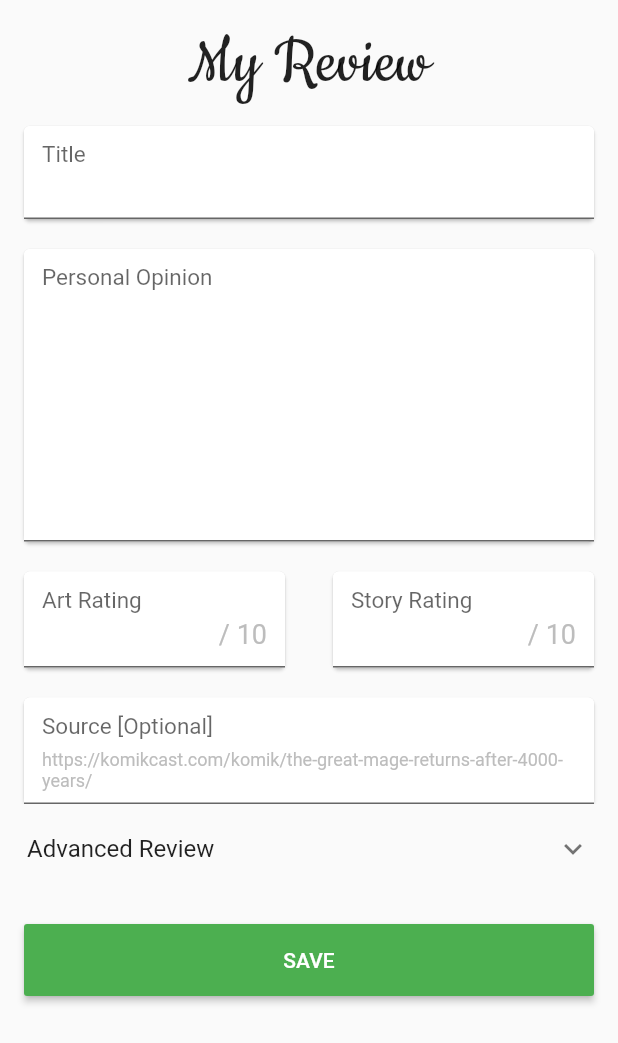
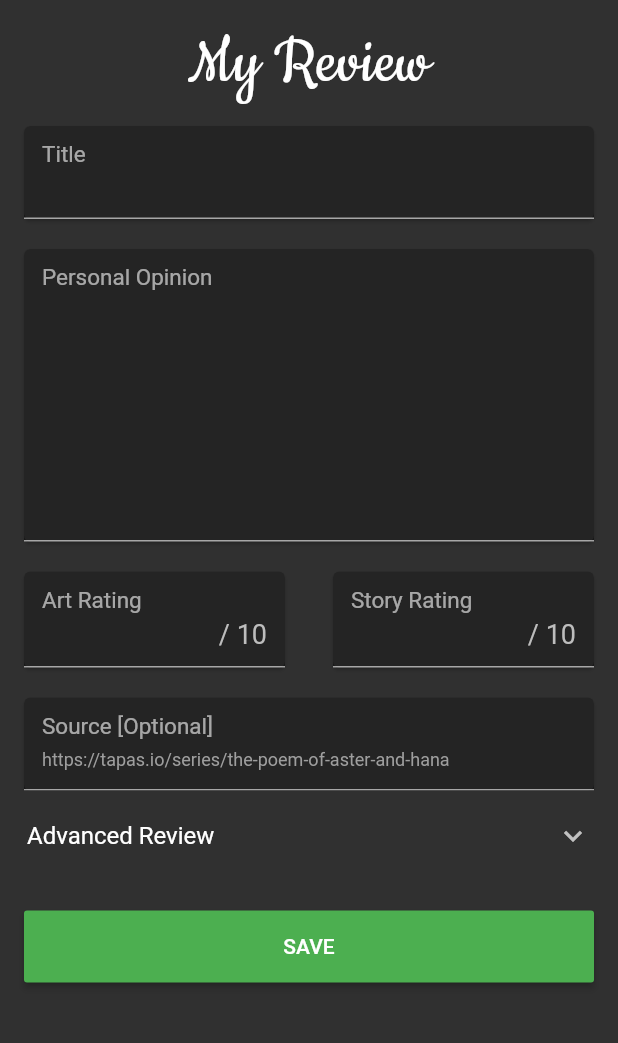
Before and after one commit to Sayutizxc/review_app, a Flutter app: the screen it shows after launch, after a tap on the "add" icon, on a phone screen of 412 x 824 dp. Shown: the top 1043 px of the screen. Run offline on Flutter 3.47's test engine with Material 2 defaults, Android fonts, the phone set to English and light mode, and no system bars; drawn by our look-alikes of expansion_tile_card; our stand-ins replace get, get_storage; missing offline and left inert: flutter_webview_plugin.

Commit message:
Update theme to dark mode

```diff
--- a/lib/main.dart
+++ b/lib/main.dart
@@ -8,6 +8,9 @@ void main() async {
   runApp(GetMaterialApp(
     debugShowCheckedModeBanner: false,
     defaultTransition: Transition.fade,
+    theme: ThemeData.dark().copyWith(
+      accentColor: Colors.white,
+    ),
     home: HomePage(),
   ));
 }
--- a/lib/ui/input_page.dart
+++ b/lib/ui/input_page.dart
@@ -15,9 +15,8 @@ class InputPage extends StatelessWidget {
   int index;
   var typeSelected = "".obs;
   RxList<dynamic> tagSelected = [].obs;
-  List<String> select = ["Manga", "Manhua", "Manhwa", "VN", "LN", "Other"];
+  List<String> select = ["Manga", "Manhua", "Manhwa", "Other"];
   final ReviewController controller = Get.find();
-
   @override
   Widget build(BuildContext context) {
     var isArtValid = true.obs;
@@ -100,6 +99,7 @@ class InputPage extends StatelessWidget {
                                 "Nilai tidak valid",
                                 "Cukup berikan nilai 0 - 10",
                                 barBlur: 100,
+                                colorText: Colors.white,
                                 dismissDirection:
                                     SnackDismissDirection.HORIZONTAL,
                                 duration: Duration(seconds: 3),
@@ -133,6 +133,7 @@ class InputPage extends StatelessWidget {
                                   "Nilai tidak valid",
                                   "Cukup berikan nilai 0 - 10",
                                   barBlur: 100,
+                                  colorText: Colors.white,
                                   dismissDirection:
                                       SnackDismissDirection.HORIZONTAL,
                                   duration: Duration(seconds: 3),
@@ -153,14 +154,15 @@ class InputPage extends StatelessWidget {
               SizedBox(height: 20),
               CustomFormField(
                 title: 'Source [Optional]',
-                hintText:
-                    'https://komikcast.com/komik/the-great-mage-returns-after-4000-years/',
+                hintText: 'https://tapas.io/series/the-poem-of-aster-and-hana',
                 controller: linkController,
                 keyboardType: TextInputType.text,
               ),
               ExpansionTileCard(
                 elevation: 0,
                 initialElevation: 0,
+                //baseColor: ,
+                expandedColor: Get.theme.canvasColor,
                 shadowColor: Colors.white.withOpacity(0.5),
                 title: Text('Advanced Review'),
                 children: [
@@ -206,8 +208,8 @@ class InputPage extends StatelessWidget {
                   SizedBox(height: 20),
                   CustomFormField(
                     controller: tagController,
-                    title: "Tag [Opsional]",
-                    hintText: "Action, Comedy, Fantasy, Dll",
+                    title: "Add New Tags",
+                    hintText: "Action, Comedy, Fantasy, Etc",
                     keyboardType: TextInputType.text,
                     textCapitalization: TextCapitalization.words,
                     suffixIcon: IconButton(
@@ -284,6 +286,7 @@ class InputPage extends StatelessWidget {
                           "Gagal Menyimpan !!",
                           "Pastikan semua kolom sudah diisi dengan sesuai",
                           barBlur: 100,
+                          colorText: Colors.white,
                           dismissDirection: SnackDismissDirection.HORIZONTAL,
                           duration: Duration(seconds: 3),
                           margin: EdgeInsets.only(top: 10, left: 16, right: 16),
--- a/lib/widgets/custom_form_widget.dart
+++ b/lib/widgets/custom_form_widget.dart
@@ -40,15 +40,14 @@ class CustomFormField extends StatelessWidget {
         decoration: InputDecoration(
           suffixIcon: suffixIcon,
           filled: true,
-          fillColor: Colors.white,
+          fillColor: Colors.black45,
           labelText: title,
           hintText: hintText,
           suffixText: suffixText,
           suffixStyle: TextStyle(fontSize: 18, color: Colors.grey[400]),
-          hintStyle: TextStyle(fontSize: 12, color: Colors.grey[400]),
+          hintStyle: TextStyle(fontSize: 12, color: Colors.grey),
           floatingLabelBehavior: FloatingLabelBehavior.always,
           labelStyle: TextStyle(fontSize: 20),
-          //hoverColor: Colors.blue,
         ),
       ),
     );
```
Also changed, not shown: lib/ui/home_page.dart (+24 -11 lines), lib/ui/webview_page.dart (+4 -25 lines), 2 other files.
